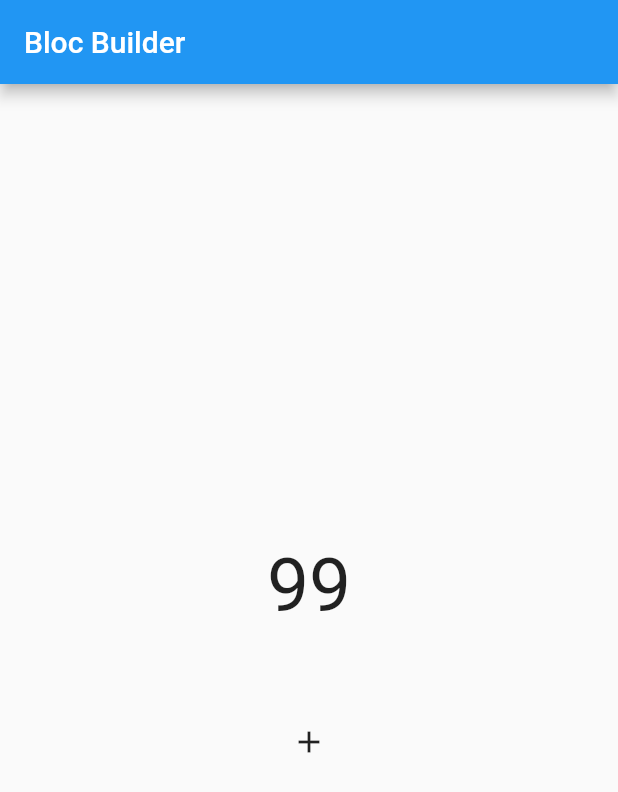
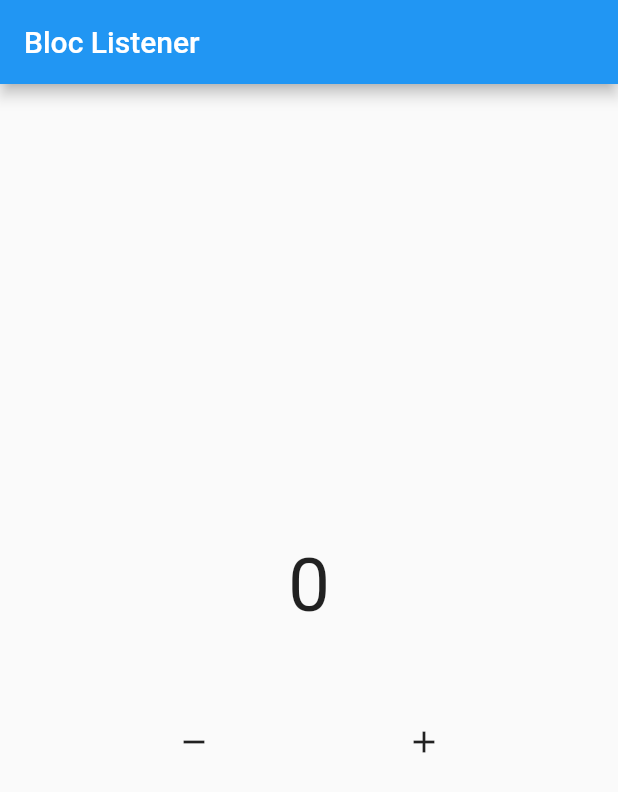
Before and after one commit to arqomanwar/latihan_bloc, a Flutter app: the screen it shows after launch, on a phone screen of 412 x 824 dp. Shown: the top 792 px of the screen. Run offline on Flutter 3.47's test engine with Material 2 defaults, Android fonts, the light colour scheme and no system bars; our stand-ins replace bloc, flutter_bloc; missing offline and left inert: dart:html.

Commit message:
konsep bloclistener

```diff
--- /dev/null
+++ b/latihan_bloc/lib/lessons/bloc_listener_page.dart
@@ -0,0 +1,60 @@
+import 'package:flutter_bloc/flutter_bloc.dart';
+
+import 'bloc/counter.dart';
+import 'package:flutter/material.dart';
+
+class BlocListenerPage extends StatelessWidget {
+  BlocListenerPage({super.key});
+
+  final Counter myCounter = Counter();
+
+  @override
+  Widget build(BuildContext context) {
+    return Scaffold(
+      appBar: AppBar(title: const Text('Bloc Listener')),
+      body: Column(
+        mainAxisAlignment: MainAxisAlignment.center,
+        children: [
+          BlocListener<Counter, int>(
+            bloc: myCounter,
+            listener: (context, state) {
+              ScaffoldMessenger.of(context).showSnackBar(SnackBar(
+                content: Text("TAMPILKAN $state"),
+              ));
+            },
+            listenWhen: (previous, current) {
+              if (current == 5) {
+                return true;
+              } else {
+                return false;
+              }
+            },
+            child: BlocBuilder<Counter, int>(
+              bloc: myCounter,
+              builder: (context, state) {
+                return Text(
+                  "$state",
+                  style: const TextStyle(fontSize: 50),
+                );
+              },
+            ),
+          ),
+          const SizedBox(height: 50),
+          Row(
+            mainAxisAlignment: MainAxisAlignment.spaceEvenly,
+            children: [
+              IconButton(
+                onPressed: myCounter.decrement,
+                icon: const Icon(Icons.remove),
+              ),
+              IconButton(
+                onPressed: myCounter.increment,
+                icon: const Icon(Icons.add),
+              ),
+            ],
+          ),
+        ],
+      ),
+    );
+  }
+}
--- a/latihan_bloc/lib/main.dart
+++ b/latihan_bloc/lib/main.dart
@@ -1,5 +1,5 @@
 import 'package:flutter/material.dart';
-import 'lessons/bloc_builder_page.dart';
+import 'lessons/bloc_listener_page.dart';
 
 void main() {
   runApp(const MyApp());
@@ -13,7 +13,7 @@
   Widget build(BuildContext context) {
     return MaterialApp(
       debugShowCheckedModeBanner: false,
-      home: BlocBuilderPage(),
+      home: BlocListenerPage(),
     );
   }
 }
```
